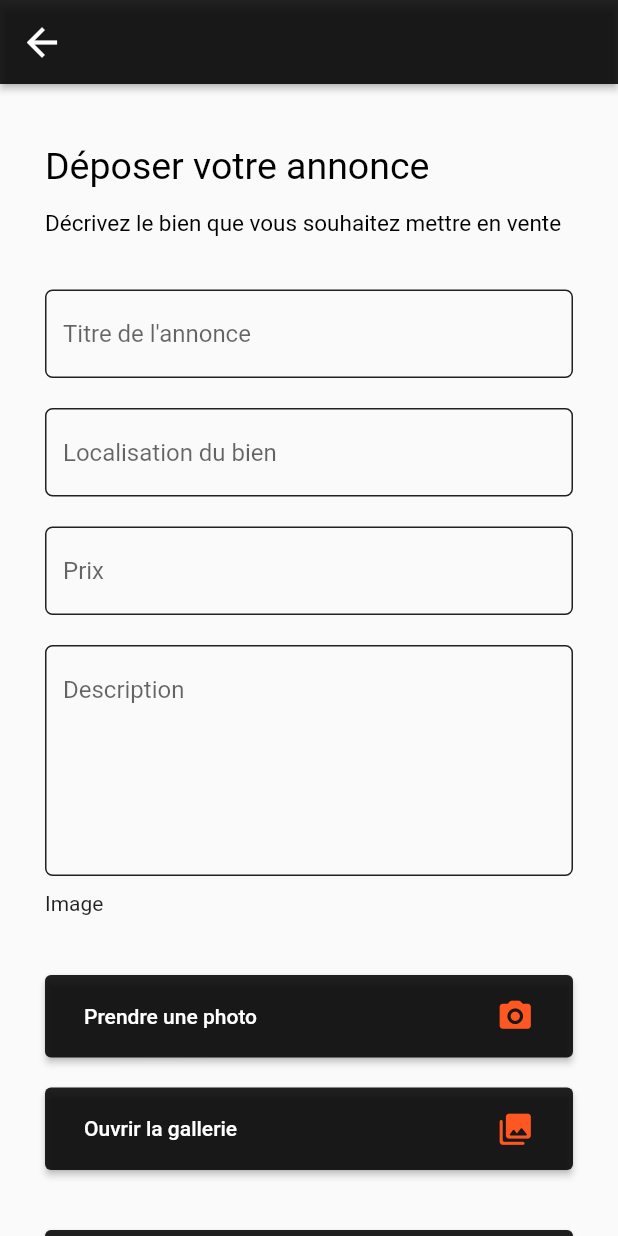
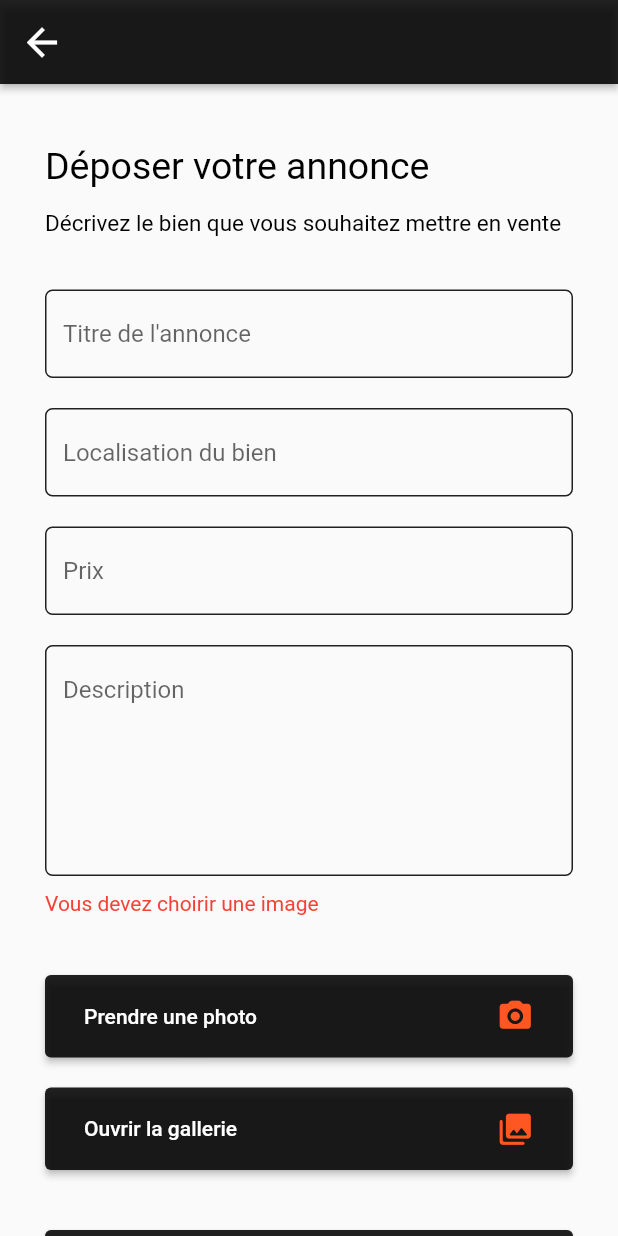
Before and after one commit to redark6/flutter_app_weapon_market, a Flutter app: the PublishAnnounceScreen screen opened directly, after a tap on "Prendre une photo", on a phone screen of 412 x 824 dp. Run offline on Flutter 3.47's test engine with Material 2 defaults, Android fonts, the phone set to English and light mode, and no system bars; our stand-ins replace flutter_secure_storage, full_screen_image_null_safe, image_picker; missing offline and left inert: flutter_phone_direct_caller; accounts and stored records are empty.

Commit message:
publish announce completed

```diff
--- a/lib/views/screens/publish_announce.dart
+++ b/lib/views/screens/publish_announce.dart
@@ -7,8 +7,9 @@ import 'package:weapon_marketplace/models/create_announce%20.dart';
 import 'package:weapon_marketplace/services/announce_service.dart';
 import 'package:weapon_marketplace/services/auth_service.dart';
 
+import '../../models/announce.dart';
 import '../../models/user.dart';
-
+import 'announce.dart';
 
 class PublishAnnounceScreen extends StatefulWidget {
   const PublishAnnounceScreen({
@@ -20,10 +21,11 @@ class PublishAnnounceScreen extends StatefulWidget {
 }
 
 class _PublishAnnounceState extends State<PublishAnnounceScreen> {
+  File? imageFile;
+  String? title, location, price, description;
 
-  File? imageFile;
-
-  _getFromGallery() async {
+  _getFromGallery(String titleTmp, String descriptionTmp, String locationTmp,
+      String priceTmp) async {
     PickedFile? pickedFile = await ImagePicker().getImage(
       source: ImageSource.gallery,
       maxWidth: 1800,
@@ -32,24 +34,34 @@ class _PublishAnnounceState extends State<PublishAnnounceScreen> {
     if (pickedFile != null) {
       setState(() {
         imageFile = File(pickedFile.path);
+        title = titleTmp;
+        description = descriptionTmp;
+        location = locationTmp;
+        price = priceTmp;
       });
     }
   }
 
   /// Get from Camera
-  _getFromCamera() async {
+  ///
+  _getFromCamera(String titleTmp, String descriptionTmp, String locationTmp,
+      String priceTmp) async {
     PickedFile? pickedFile = await ImagePicker().getImage(
       source: ImageSource.camera,
       maxWidth: 1800,
       maxHeight: 1800,
     );
+    print(title);
     if (pickedFile != null) {
       setState(() {
         imageFile = File(pickedFile.path);
+        title = titleTmp;
+        description = descriptionTmp;
+        location = locationTmp;
+        price = priceTmp;
       });
     }
   }
-
 
   final GlobalKey<FormState> _formKey = GlobalKey<FormState>();
 
@@ -59,21 +71,39 @@ class _PublishAnnounceState extends State<PublishAnnounceScreen> {
     AuthService authService = AuthService();
 
     final TextEditingController titleController = TextEditingController();
+    titleController.text = title ?? '';
+    final TextEditingController descriptionController = TextEditingController();
+    descriptionController.text = description ?? '';
     final TextEditingController locationController = TextEditingController();
+    locationController.text = location ?? '';
     final TextEditingController priceController = TextEditingController();
-    final TextEditingController descriptionController = TextEditingController();
+    priceController.text = price ?? '';
 
     postAnnounce() {
       User? user = authService.getCurrentUser();
       if (user != null) {
-        announceService.postAnnounce(CreateAnnounce(name: titleController.text,
+        announceService
+            .postAnnounce(
+                CreateAnnounce(
+                    name: titleController.text,
                     content: descriptionController.text,
                     location: locationController.text,
                     category: 1,
-            price: priceController.text), user.id);
+                    price: priceController.text),
+                user.id,
+                imageFile!)
+            .then((value) => {
+                  if (value != null)
+                    {
+                      Navigator.push(
+                          context,
+                          MaterialPageRoute(
+                              builder: (context) =>
+                                  AnnounceScreen(announce: value)))
+                    }
+                });
       }
     }
-
 
     return SafeArea(
         child: Scaffold(
@@ -93,8 +123,7 @@ class _PublishAnnounceState extends State<PublishAnnounceScreen> {
               ),
             ),
             body: SingleChildScrollView(
-              child: Column(
-                  children: [
+              child: Column(children: [
                 SingleChildScrollView(
                   padding: const EdgeInsets.symmetric(horizontal: 30.0),
                   child: Column(
@@ -104,16 +133,14 @@ class _PublishAnnounceState extends State<PublishAnnounceScreen> {
                         padding: EdgeInsets.only(top: 40),
                         child: Text(
                           'Déposer votre annonce',
-                              style: TextStyle(
-                                  color: Colors.black, fontSize: 25.0),
+                          style: TextStyle(color: Colors.black, fontSize: 25.0),
                         ),
                       ),
                       const Padding(
                         padding: EdgeInsets.only(top: 15),
                         child: Text(
                           'Décrivez le bien que vous souhaitez mettre en vente',
-                              style: TextStyle(
-                                  color: Colors.black, fontSize: 15.0),
+                          style: TextStyle(color: Colors.black, fontSize: 15.0),
                         ),
                       ),
                       Form(
@@ -131,20 +158,17 @@ class _PublishAnnounceState extends State<PublishAnnounceScreen> {
                                     enabledBorder: OutlineInputBorder(
                                       borderSide: const BorderSide(
                                           width: 1, color: Colors.black87),
-                                          borderRadius: BorderRadius.circular(
-                                              5.0),
+                                      borderRadius: BorderRadius.circular(5.0),
                                     ),
                                     focusedBorder: OutlineInputBorder(
                                       borderSide: const BorderSide(
                                           width: 1, color: Colors.black87),
-                                          borderRadius: BorderRadius.circular(
-                                              5.0),
+                                      borderRadius: BorderRadius.circular(5.0),
                                     ),
                                     errorBorder: OutlineInputBorder(
-                                          borderSide: const BorderSide(width: 1,
-                                              color: Colors.redAccent),
-                                          borderRadius: BorderRadius.circular(
-                                              5.0),
+                                      borderSide: const BorderSide(
+                                          width: 1, color: Colors.redAccent),
+                                      borderRadius: BorderRadius.circular(5.0),
                                     ),
                                   ),
                                   // The validator receives the text that the user has entered.
@@ -156,7 +180,6 @@ class _PublishAnnounceState extends State<PublishAnnounceScreen> {
                                   },
                                 ),
                               ),
-
                               Padding(
                                 padding: const EdgeInsets.only(top: 20),
                                 child: TextFormField(
@@ -167,20 +190,17 @@ class _PublishAnnounceState extends State<PublishAnnounceScreen> {
                                     enabledBorder: OutlineInputBorder(
                                       borderSide: const BorderSide(
                                           width: 1, color: Colors.black87),
-                                          borderRadius: BorderRadius.circular(
-                                              5.0),
+                                      borderRadius: BorderRadius.circular(5.0),
                                     ),
                                     focusedBorder: OutlineInputBorder(
                                       borderSide: const BorderSide(
                                           width: 1, color: Colors.black87),
-                                          borderRadius: BorderRadius.circular(
-                                              5.0),
+                                      borderRadius: BorderRadius.circular(5.0),
                                     ),
                                     errorBorder: OutlineInputBorder(
-                                          borderSide: const BorderSide(width: 1,
-                                              color: Colors.redAccent),
-                                          borderRadius: BorderRadius.circular(
-                                              5.0),
+                                      borderSide: const BorderSide(
+                                          width: 1, color: Colors.redAccent),
+                                      borderRadius: BorderRadius.circular(5.0),
                                     ),
                                   ),
                                   // The validator receives the text that the user has entered.
@@ -193,30 +213,32 @@ class _PublishAnnounceState extends State<PublishAnnounceScreen> {
                                 ),
                               ),
                               Padding(
-
                                 padding: const EdgeInsets.only(top: 20),
                                 child: TextFormField(
                                   controller: priceController,
                                   cursorColor: Colors.deepOrange,
+                                  keyboardType: TextInputType.number,
+                                  inputFormatters: <TextInputFormatter>[
+                                    // for below version 2 use this
+                                    FilteringTextInputFormatter.allow(
+                                        RegExp(r'[0-9]'))
+                                  ],
                                   decoration: InputDecoration(
                                     hintText: "Prix",
                                     enabledBorder: OutlineInputBorder(
                                       borderSide: const BorderSide(
                                           width: 1, color: Colors.black87),
-                                          borderRadius: BorderRadius.circular(
-                                              5.0),
+                                      borderRadius: BorderRadius.circular(5.0),
                                     ),
                                     focusedBorder: OutlineInputBorder(
                                       borderSide: const BorderSide(
                                           width: 1, color: Colors.black87),
-                                          borderRadius: BorderRadius.circular(
-                                              5.0),
+                                      borderRadius: BorderRadius.circular(5.0),
                                     ),
                                     errorBorder: OutlineInputBorder(
-                                          borderSide: const BorderSide(width: 1,
-                                              color: Colors.redAccent),
-                                          borderRadius: BorderRadius.circular(
-                                              5.0),
+                                      borderSide: const BorderSide(
+                                          width: 1, color: Colors.redAccent),
+                                      borderRadius: BorderRadius.circular(5.0),
                                     ),
                                   ),
                                   // The validator receives the text that the user has entered.
@@ -239,20 +261,17 @@ class _PublishAnnounceState extends State<PublishAnnounceScreen> {
                                     enabledBorder: OutlineInputBorder(
                                       borderSide: const BorderSide(
                                           width: 1, color: Colors.black87),
-                                          borderRadius: BorderRadius.circular(
-                                              5.0),
+                                      borderRadius: BorderRadius.circular(5.0),
                                     ),
                                     focusedBorder: OutlineInputBorder(
                                       borderSide: const BorderSide(
                                           width: 1, color: Colors.black87),
-                                          borderRadius: BorderRadius.circular(
-                                              5.0),
+                                      borderRadius: BorderRadius.circular(5.0),
                                     ),
                                     errorBorder: OutlineInputBorder(
-                                          borderSide: const BorderSide(width: 1,
-                                              color: Colors.redAccent),
-                                          borderRadius: BorderRadius.circular(
-                                              5.0),
+                                      borderSide: const BorderSide(
+                                          width: 1, color: Colors.redAccent),
+                                      borderRadius: BorderRadius.circular(5.0),
                                     ),
                                   ),
                                   // The validator receives the text that the user has entered.
@@ -264,16 +283,24 @@ class _PublishAnnounceState extends State<PublishAnnounceScreen> {
                                   },
                                 ),
                               ),
-                                ]
-                            ),
+                            ]),
                       ),
                       //const Spacer(),
                       Padding(
                         padding: const EdgeInsets.only(top: 10, bottom: 10),
                         child: Column(
                           children: [
-                                imageFile != null ? Image.file(imageFile!,
-                                width: 160, height: 160, fit: BoxFit.cover,) : Text("Image")
+                            imageFile != null
+                                ? Image.file(
+                                    imageFile!,
+                                    width: double.infinity,
+                                    height: 160,
+                                    fit: BoxFit.cover,
+                                  )
+                                : const Text(
+                                    "Vous devez choirir une image",
+                                    style: TextStyle(color: Colors.red),
+                                  ),
                           ],
                         ),
                       ),
@@ -287,10 +314,15 @@ class _PublishAnnounceState extends State<PublishAnnounceScreen> {
                                     backgroundColor: Colors.black87,
                                   ),
                                   onPressed: () {
-                                        _getFromCamera();
+                                    _getFromCamera(
+                                        titleController.text,
+                                        descriptionController.text,
+                                        locationController.text,
+                                        priceController.text);
                                   },
                                   child: Padding(
-                                        padding: const EdgeInsets.only(top: 15,
+                                    padding: const EdgeInsets.only(
+                                        top: 15,
                                         bottom: 15,
                                         left: 10,
                                         right: 10),
@@ -305,8 +337,7 @@ class _PublishAnnounceState extends State<PublishAnnounceScreen> {
                                         ),
                                       ],
                                     ),
-                                      )
-                                  ),
+                                  )),
                             )
                           ],
                         ),
@@ -321,10 +352,15 @@ class _PublishAnnounceState extends State<PublishAnnounceScreen> {
                                     backgroundColor: Colors.black87,
                                   ),
                                   onPressed: () {
-                                        _getFromGallery();
+                                    _getFromGallery(
+                                        titleController.text,
+                                        descriptionController.text,
+                                        locationController.text,
+                                        priceController.text);
                                   },
                                   child: Padding(
-                                        padding: const EdgeInsets.only(top: 15,
+                                    padding: const EdgeInsets.only(
+                                        top: 15,
                                         bottom: 15,
                                         left: 10,
                                         right: 10),
@@ -339,8 +375,7 @@ class _PublishAnnounceState extends State<PublishAnnounceScreen> {
                                         ),
                                       ],
                                     ),
-                                      )
-                                  ),
+                                  )),
                             )
                           ],
                         ),
@@ -355,10 +390,15 @@ class _PublishAnnounceState extends State<PublishAnnounceScreen> {
                                     backgroundColor: Colors.black87,
                                   ),
                                   onPressed: () {
+                                    // Validate returns true if the form is valid, or false otherwise.
+                                    if (_formKey.currentState!.validate() ||
+                                        imageFile == null) {
                                       postAnnounce();
+                                    }
                                   },
                                   child: Padding(
-                                        padding: const EdgeInsets.only(top: 15,
+                                    padding: const EdgeInsets.only(
+                                        top: 15,
                                         bottom: 15,
                                         left: 10,
                                         right: 10),
@@ -373,20 +413,15 @@ class _PublishAnnounceState extends State<PublishAnnounceScreen> {
                                         ),
                                       ],
                                     ),
-                                      )
-                                  ),
+                                  )),
                             )
                           ],
                         ),
                       ),
-
                     ],
                   ),
                 ),
-                  ]
-              ),
-            )
-        )
-    );
+              ]),
+            )));
   }
 }
```
Also changed, not shown: lib/services/announce_service.dart (+37 -12 lines). Lines whose indentation alone changed are shown as unchanged.
